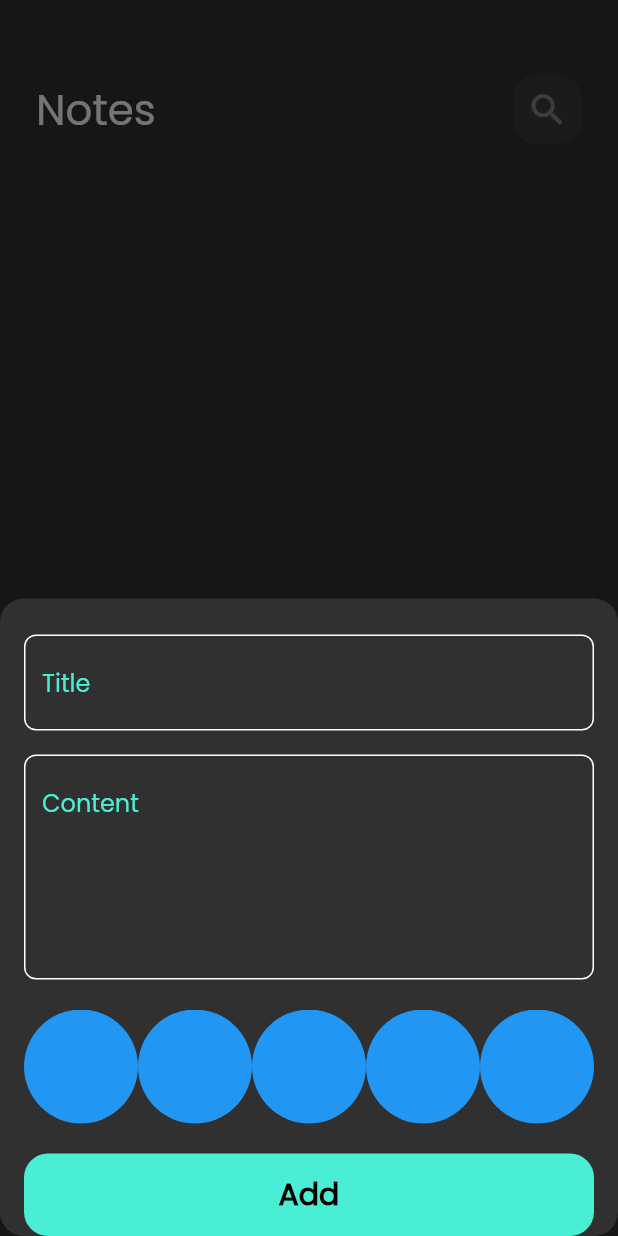
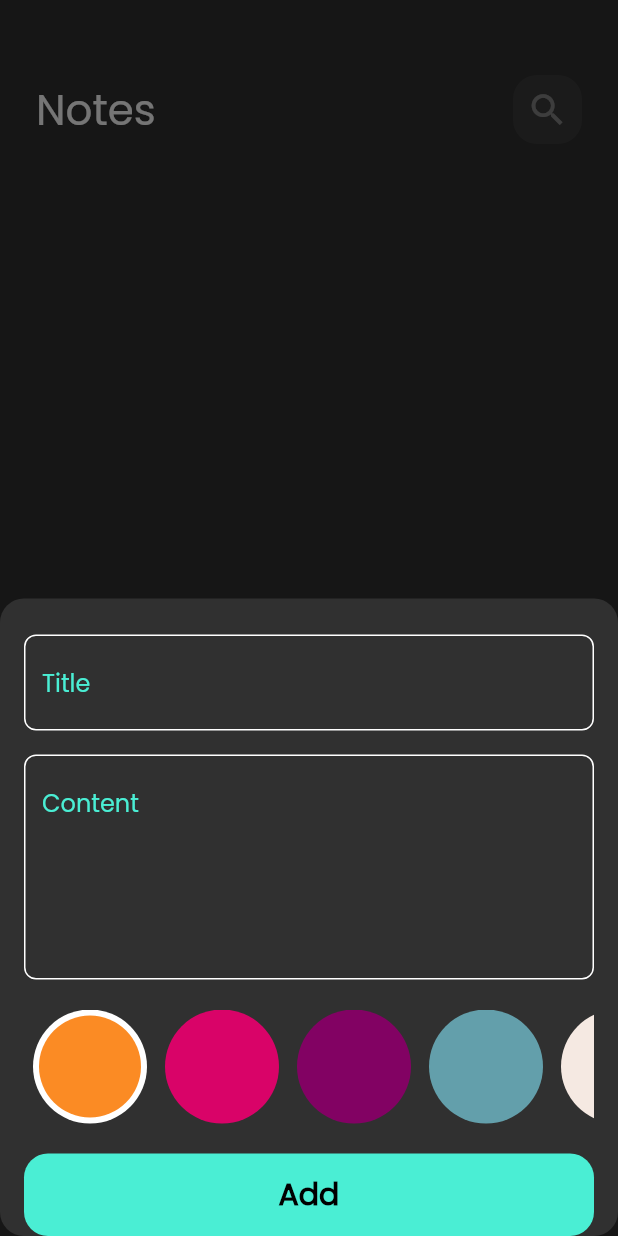
Before and after one commit to Mohame-Ragab/notes_app, a Flutter app: the screen it shows after launch, after a tap on the "add" icon, on a phone screen of 412 x 824 dp. Run offline on Flutter 3.47's test engine with Material 2 defaults, Android fonts, the phone set to English and light mode, and no system bars; our stand-ins replace flutter_bloc, font_awesome_flutter, hive, hive_flutter; accounts and stored records are empty.

Commit message:
add colors list view part2

```diff
--- a/lib/views/widgets/colors_list_view.dart
+++ b/lib/views/widgets/colors_list_view.dart
@@ -1,29 +1,68 @@
 import 'package:flutter/material.dart';
 
 class ColorItem extends StatelessWidget {
-  const ColorItem({super.key});
+  const ColorItem({super.key, required this.isActive, required this.color});
 
+  final Color color;
+  final bool isActive;
   @override
   Widget build(BuildContext context) {
-    return const CircleAvatar(
-      backgroundColor: Colors.blue,
-      radius: 38,
-    );
+    return isActive
+        ? CircleAvatar(
+            backgroundColor: Colors.white,
+            radius: 38,
+            child: CircleAvatar(
+              backgroundColor: color,
+              radius: 34,
+            ),
+          )
+        : CircleAvatar(
+            backgroundColor: color,
+            radius: 38,
+          );
   }
 }
 
-class ColorsListView extends StatelessWidget {
+class ColorsListView extends StatefulWidget {
   const ColorsListView({super.key});
 
+  @override
+  State<ColorsListView> createState() => _ColorsListViewState();
+}
+
+class _ColorsListViewState extends State<ColorsListView> {
+  int currentIndex = 0;
+
+  List<Color> colors = const [
+    Color(0xffFB8B24),
+    Color(0xffD90368),
+    Color(0xff820263),
+    Color(0xff639FAB),
+    Color(0xffF5E9E2),
+    Color(0xff34E4EA),
+    Color(0xffFF9FB2),
+  ];
   @override
   Widget build(BuildContext context) {
     return SizedBox(
       height: 38 * 2,
       child: ListView.builder(
-          itemCount: 10,
+          itemCount: colors.length,
           scrollDirection: Axis.horizontal,
           itemBuilder: (context, index) {
-            return const ColorItem();
+            return Padding(
+              padding: const EdgeInsets.symmetric(horizontal: 6),
+              child: GestureDetector(
+                onTap: () {
+                  currentIndex = index;
+                  setState(() {});
+                },
+                child: ColorItem(
+                  color: colors[index],
+                  isActive: currentIndex == index,
+                ),
+              ),
+            );
           }),
     );
   }
```
